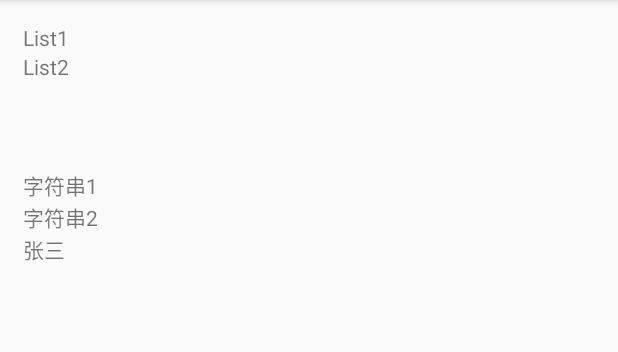
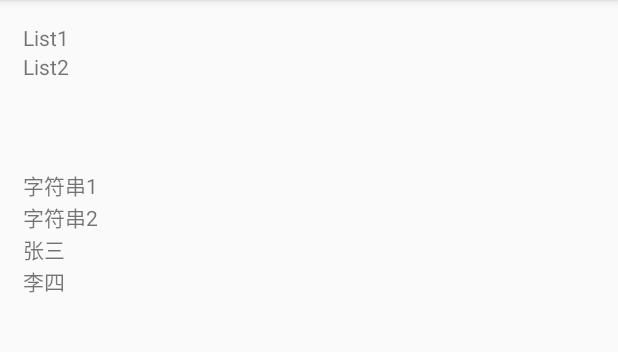
Before and after one commit to MichealPan9999/DataBinding-MVVM, an Android app: the screen it shows after launch (Main2Activity), on a phone screen of 412 x 824 dp, the part 84-436 px from its top. Run offline under Robolectric (Android 15) with nearby library versions, the phone set to English and light mode, and no system bars; our stand-ins replace data binding; 2 statements that could not run were skipped.

Commit message:
alias别名使用

```diff
--- a/app/src/main/java/com/example/panzq/mvvm/Main2Activity.java
+++ b/app/src/main/java/com/example/panzq/mvvm/Main2Activity.java
@@ -33,5 +33,7 @@ public class Main2Activity extends AppCompatActivity {
 
         UserBean userBean = new UserBean("张三",18);
         binding.setMuser(userBean);
+        UserBean userBean2 = new UserBean("李四",17);
+        binding.setMuser2(userBean2);
     }
 }
--- a/app/src/main/res/layout/activity_main2.xml
+++ b/app/src/main/res/layout/activity_main2.xml
@@ -8,6 +8,7 @@
         <import type="java.util.Map" />
 
         <import type="com.example.panzq.mvvm.bean.UserBean" />
+        <import type="com.example.panzq.mvvm.bean.UserBean" alias="UserBean2"/>
         <import type="android.view.View" />
 
         <!--泛型的支持会在编译时期报红线，但是是可以直接运行的
@@ -27,6 +28,9 @@
         <variable
             name="muser"
             type="UserBean" />
+        <variable
+            name="muser2"
+            type="UserBean2" />
     </data>
 
     <LinearLayout
@@ -72,6 +76,11 @@
             android:layout_height="wrap_content"
             android:text="@{muser.name}"
             android:visibility="@{((muser.age > 18) ? View.GONE:View.VISIBLE)}" />
+        <TextView
+            android:layout_width="wrap_content"
+            android:layout_height="wrap_content"
+            android:text="@{muser2.name}"
+            android:visibility="@{((muser2.age > 18) ? View.GONE:View.VISIBLE)}" />
 
     </LinearLayout>
 </layout>
```
